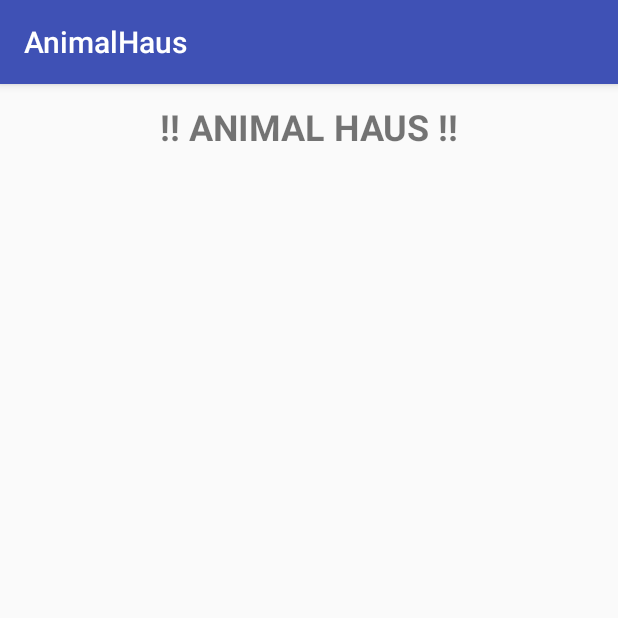
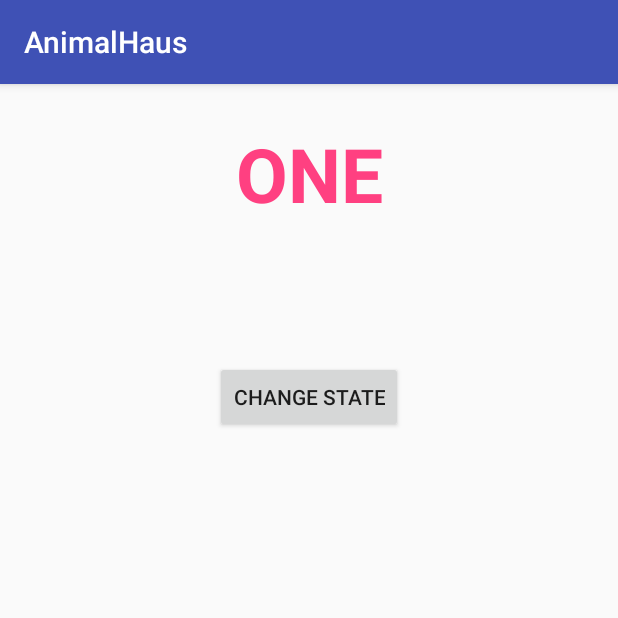
Before and after one commit to akasha-archer/AnimalHaus, an Android app: the screen it shows after launch (MainActivity before the commit, ExtraCreditActivity after it), on a phone screen of 412 x 824 dp, the top half of it. Run offline under Robolectric (Android 15) with nearby library versions, the phone set to English and light mode, and no system bars.

Commit message:
Extra Credit stuff

```diff
--- a/app/src/main/AndroidManifest.xml
+++ b/app/src/main/AndroidManifest.xml
@@ -15,7 +15,7 @@
         android:label="@string/app_name"
         android:supportsRtl="true"
         android:theme="@style/AppTheme">
-        <activity android:name=".MainActivity">
+        <activity android:name=".ExtraCreditActivity">
             <intent-filter>
                 <action android:name="android.intent.action.MAIN" />
 
--- a/app/src/main/java/nyc/c4q/akashaarcher/animalhaus/AnimalViewHolder.java
+++ b/app/src/main/java/nyc/c4q/akashaarcher/animalhaus/AnimalViewHolder.java
@@ -39,7 +39,7 @@ public class AnimalViewHolder extends RecyclerView.ViewHolder {
         view.setOnClickListener(new View.OnClickListener() {
             @Override
             public void onClick(View view) {
-               view.setBackgroundColor(Color.parseColor(animal.getBackground()));
+                view.setBackgroundColor(Color.parseColor(animal.getBackground()));
             }
         });
     }
--- /dev/null
+++ b/app/src/main/java/nyc/c4q/akashaarcher/animalhaus/ExtraCreditActivity.java
@@ -0,0 +1,40 @@
+package nyc.c4q.akashaarcher.animalhaus;
+
+import android.os.Bundle;
+import android.support.v7.app.AppCompatActivity;
+import android.view.View;
+import android.widget.Button;
+import android.widget.TextView;
+
+/**
+ * Created by akashaarcher on 12/21/16.
+ */
+
+public class ExtraCreditActivity extends AppCompatActivity {
+
+    @Override
+    protected void onCreate(Bundle savedInstanceState) {
+        super.onCreate(savedInstanceState);
+        setContentView(R.layout.extra_credit_activity);
+
+        final TextView tvStateOne = (TextView) findViewById(R.id.state_one);
+        final TextView tvStateTwo = (TextView) findViewById(R.id.state_two);
+
+
+        Button changeBtn = (Button) findViewById(R.id.state_btn);
+        changeBtn.setOnClickListener(
+                new View.OnClickListener() {
+                    @Override
+                    public void onClick(View v) {
+                        if (tvStateOne.getVisibility() == tvStateOne.VISIBLE) {
+                            tvStateTwo.setVisibility(View.VISIBLE);
+                            tvStateOne.setVisibility(View.INVISIBLE);
+                        } else if (tvStateTwo.getVisibility() == tvStateTwo.VISIBLE) {
+                            tvStateTwo.setVisibility(View.INVISIBLE);
+                            tvStateOne.setVisibility(View.VISIBLE);
+                        }
+                    }
+                });
+    }
+
+}
--- a/app/src/main/java/nyc/c4q/akashaarcher/animalhaus/MainActivity.java
+++ b/app/src/main/java/nyc/c4q/akashaarcher/animalhaus/MainActivity.java
@@ -16,6 +16,9 @@ public class MainActivity extends AppCompatActivity {
             FragmentTransaction mainFragTransaction = getSupportFragmentManager().beginTransaction();
             mainFragTransaction.add(R.id.main_container, homeFragment);
             mainFragTransaction.commit();
+
+
+
         }
    }
 }
--- /dev/null
+++ b/app/src/main/res/layout/extra_credit_activity.xml
@@ -0,0 +1,42 @@
+<?xml version="1.0" encoding="utf-8"?>
+<RelativeLayout xmlns:android="http://schemas.android.com/apk/res/android"
+    android:layout_width="match_parent"
+    android:layout_height="match_parent"
+    android:padding="@dimen/one_two_padding">
+
+    <TextView
+        android:id="@+id/state_one"
+        android:layout_width="match_parent"
+        android:layout_height="wrap_content"
+        android:layout_marginBottom="@dimen/activity_horizontal_margin"
+        android:layout_marginTop="@dimen/activity_horizontal_margin"
+        android:gravity="center"
+        android:textColor="@color/colorAccent"
+        android:text="ONE"
+        android:textSize="50dp"
+        android:textStyle="bold" />
+
+
+    <TextView
+        android:id="@+id/state_two"
+        android:layout_width="match_parent"
+        android:layout_height="wrap_content"
+        android:layout_marginBottom="@dimen/activity_horizontal_margin"
+        android:layout_marginTop="@dimen/activity_horizontal_margin"
+        android:gravity="center"
+        android:textColor="@color/colorAccent"
+        android:text="TWO"
+        android:textSize="50dp"
+        android:textStyle="bold"
+        android:visibility="invisible"/>
+
+    <Button
+        android:text="CHANGE STATE"
+        android:layout_width="wrap_content"
+        android:layout_height="wrap_content"
+        android:layout_below="@+id/state_one"
+        android:layout_centerHorizontal="true"
+        android:layout_marginTop="75dp"
+        android:id="@+id/state_btn" />
+
+</RelativeLayout>
--- a/app/src/main/res/layout/fragment_animal.xml
+++ b/app/src/main/res/layout/fragment_animal.xml
@@ -16,6 +16,7 @@
 
     <android.support.v7.widget.RecyclerView
         android:layout_below="@id/rv_heading"
+        android:padding="@dimen/activity_horizontal_margin"
         android:id="@+id/animal_rv"
         android:layout_width="match_parent"
         android:layout_height="match_parent" />
--- a/app/src/main/res/values/dimens.xml
+++ b/app/src/main/res/values/dimens.xml
@@ -5,4 +5,5 @@
 
     <dimen name="small_margin">4dp</dimen>
     <dimen name="medium_margin">12dp</dimen>
+    <dimen name="one_two_padding">10dp</dimen>
 </resources>
```
